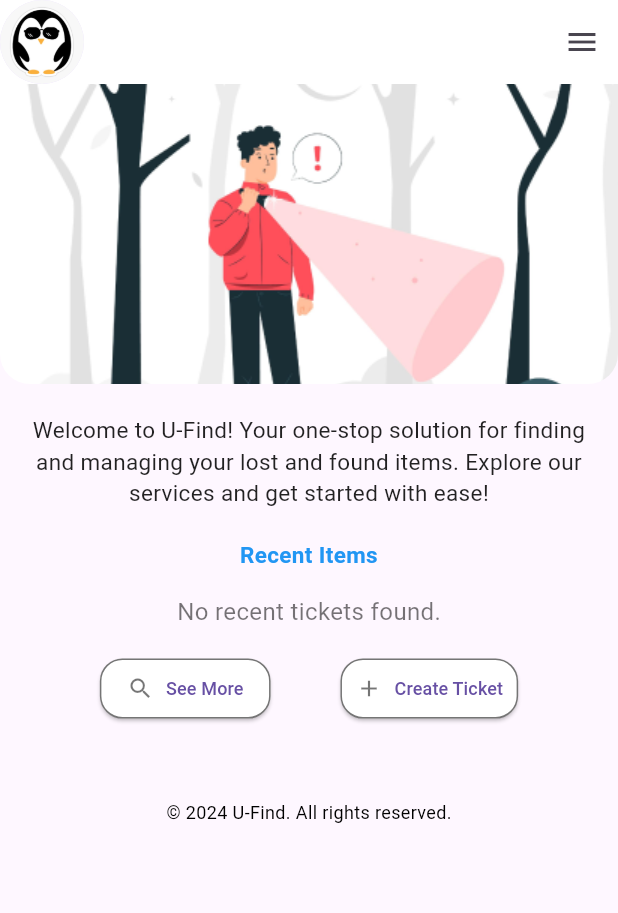
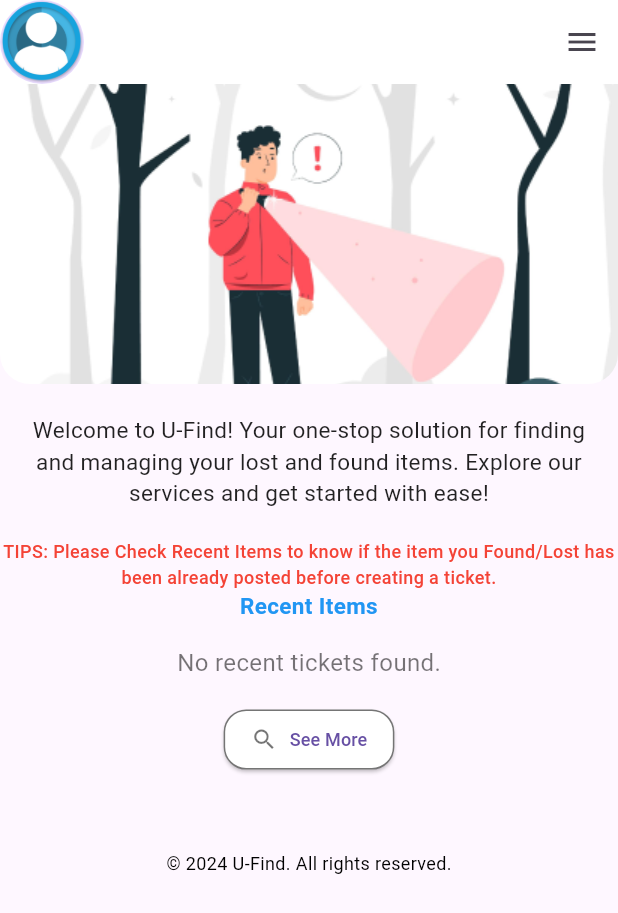
Before and after one commit to archcos/ufind, a Flutter app: the HomePage screen opened by its route, on a phone screen of 412 x 824 dp. Shown: the top 913 px of the screen. Run offline on Flutter 3.47's test engine with Material 3 defaults, Android fonts, the phone set to English and light mode, and no system bars; our stand-ins replace cached_network_image, cloud_firestore, firebase_auth, firebase_core, flutter_image_compress, flutter_local_notifications and 6 more; missing offline and left inert: background_fetch, mailer; accounts and stored records are empty.

Commit message:
Added Features

```diff
--- a/lib/display/home_page.dart
+++ b/lib/display/home_page.dart
@@ -219,6 +219,17 @@ class HomePage extends StatelessWidget {
               ),
             ),
             const SizedBox(height: 20),
+            const Center(
+              child: Text(
+                "TIPS: Please Check Recent Items to know if the item you Found/Lost has been already posted before creating a ticket.",
+                style: TextStyle(
+                  fontSize: 12,
+                  fontWeight: FontWeight.w500,
+                  color: Colors.red,
+                ),
+                textAlign: TextAlign.center,
+              ),
+            ),
             const Padding(
               padding: EdgeInsets.symmetric(horizontal: 20),
               child: Text(
@@ -389,28 +400,6 @@ class HomePage extends StatelessWidget {
                       ),
                     ),
 
-                    // Create Ticket Button
-                    ElevatedButton.icon(
-                      onPressed: () {
-                        Navigator.pushNamed(context, '/create-ticket');
-                      },
-                      style: ElevatedButton.styleFrom(
-                        padding: const EdgeInsets.symmetric(vertical: 4, horizontal: 10),
-                        backgroundColor: Colors.white,
-                        shape: RoundedRectangleBorder(
-                          borderRadius: BorderRadius.circular(15),
-                          side: const BorderSide(
-                            color: Colors.black54, // Border color
-                            width: 1, // Border width
-                          ),
-                        ),
-                      ),
-                      icon: const Icon(Icons.add_outlined, color: Colors.black54),
-                      label: const Text(
-                        'Create Ticket',
-                        style: TextStyle(fontSize: 12),
-                      ),
-                    ),
                   ],
                 ),
               ),
--- a/lib/display/item_details.dart
+++ b/lib/display/item_details.dart
@@ -133,7 +133,7 @@ class ItemDetailsPage extends StatelessWidget {
                           MaterialPageRoute(
                             builder: (context) => InitialChatPage(
                               userId: senderId,
-                              receiverId: ticket.id,
+                              receiverId: ticket.id.toString().substring(0, 10),  // Extract the first 10 digits
                               itemType: ticket.status,
                             ),
                           ),
--- a/lib/display/registration.dart
+++ b/lib/display/registration.dart
@@ -139,7 +139,7 @@ class _RegistrationPageState extends State<RegistrationPage> {
               const SizedBox(height: 10),
               _buildTextField(_schoolIdController, 'School ID', Icons.school, isNumber: true),
               const SizedBox(height: 10),
-              _buildTextField(_contactNumberController, 'Contact Number', Icons.phone, isNumber: true),
+              _buildTextField(_contactNumberController, 'Contact Number', Icons.phone),
               const SizedBox(height: 10),
               _buildTextField(_emailController, 'Email', Icons.email),
               const SizedBox(height: 10),
```
Also changed, not shown: assets/images/logo.png, assets/images/logo1.png (added), assets/images/profile.jpg.
